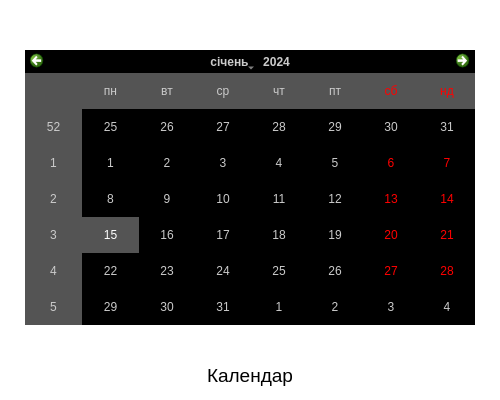
Old version of the form Prototype_v.1_ls1.ui in the repository Vemisct/Internet.com.
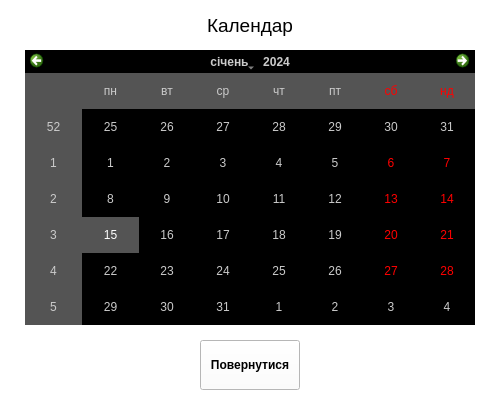
New version of the form.

```diff
--- a/Prototype_v.1_ls1.ui
+++ b/Prototype_v.1_ls1.ui
@@ -20,7 +20,7 @@
    <property name="geometry">
     <rect>
      <x>150</x>
-     <y>350</y>
+     <y>0</y>
      <width>200</width>
      <height>50</height>
     </rect>
@@ -66,6 +66,25 @@
     <bool>true</bool>
    </property>
   </widget>
+  <widget class="QPushButton" name="pushButton">
+   <property name="geometry">
+    <rect>
+     <x>200</x>
+     <y>340</y>
+     <width>100</width>
+     <height>50</height>
+    </rect>
+   </property>
+   <property name="font">
+    <font>
+     <weight>75</weight>
+     <bold>true</bold>
+    </font>
+   </property>
+   <property name="text">
+    <string>Повернутися</string>
+   </property>
+  </widget>
  </widget>
  <resources/>
  <connections/>
```
